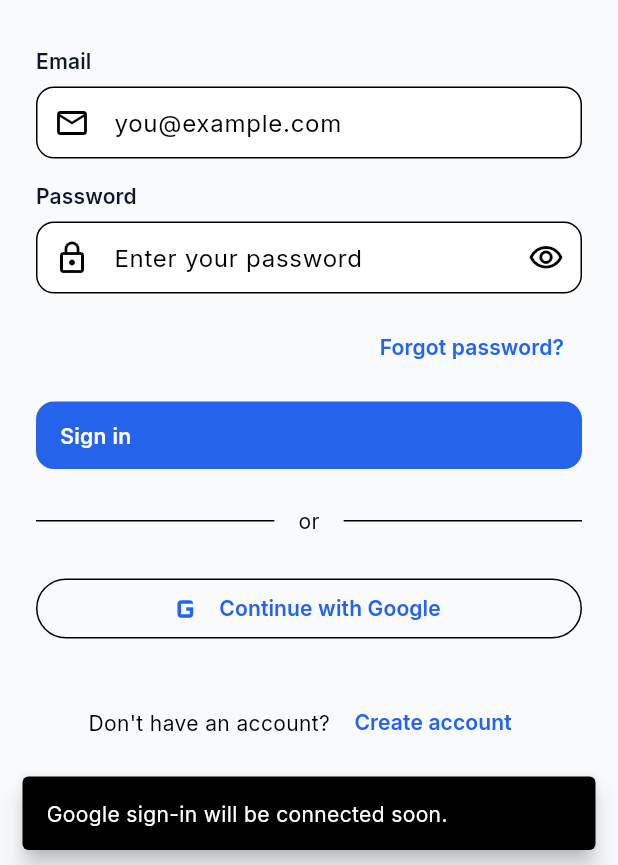
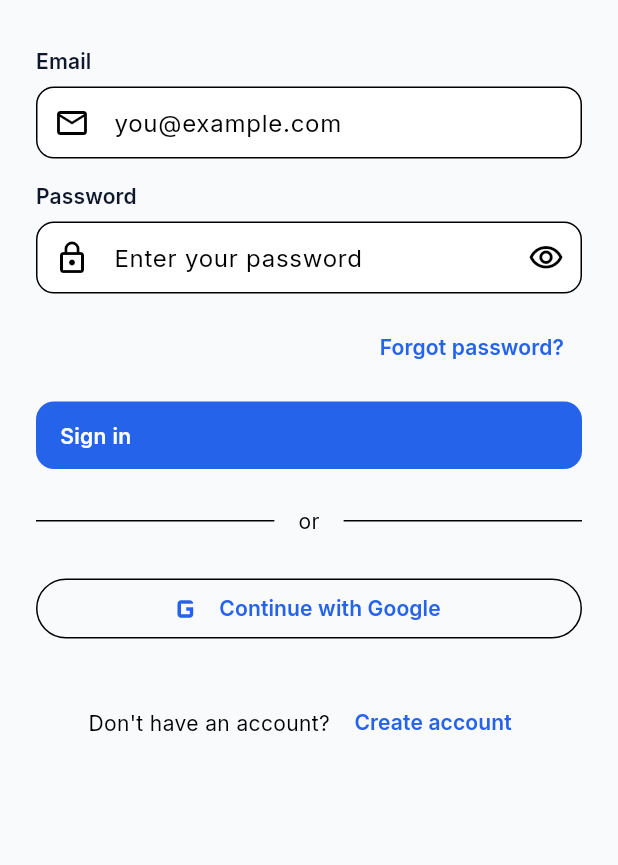
Before and after one commit to SumePort/sumeport, a Flutter app: the LoginPage screen opened by its route, after a tap on "Continue with Google", on a phone screen of 412 x 824 dp, the part 371-1236 px from its top. Run offline on Flutter 3.47's test engine with Material 3 defaults, Android fonts, the phone set to English and light mode, and no system bars; our stand-ins replace flutter_riverpod, go_router, google_fonts, shared_preferences, supabase_flutter; accounts and stored records are empty; network calls fail.

Commit message:
Connect login Google button

```diff
--- a/lib/features/auth/presentation/pages/login_page.dart
+++ b/lib/features/auth/presentation/pages/login_page.dart
@@ -97,7 +97,7 @@ class _LoginPageState extends ConsumerState<LoginPage> {
                     const SizedBox(height: 24),
                     Row(children: [Expanded(child: Divider(color: Theme.of(context).dividerColor)), Padding(padding: const EdgeInsets.symmetric(horizontal: 16), child: SumePortText('or', style: TextStyle(color: Theme.of(context).colorScheme.onSurfaceVariant))), Expanded(child: Divider(color: Theme.of(context).dividerColor))]),
                     const SizedBox(height: 24),
-                    OutlinedButton.icon(onPressed: isLoading ? null : () => _showMessage('Google sign-in will be connected soon.'), icon: const Icon(Icons.g_mobiledata, size: 28), label: const Text('Continue with Google')),
+                    OutlinedButton.icon(onPressed: isLoading ? null : () => ref.read(authProvider.notifier).signInWithGoogle(), icon: const Icon(Icons.g_mobiledata, size: 28), label: const Text('Continue with Google')),
                     const SizedBox(height: 28),
                     Row(mainAxisAlignment: MainAxisAlignment.center, children: [SumePortText("Don't have an account? ", style: TextStyle(color: Theme.of(context).colorScheme.onSurfaceVariant)), TextButton(onPressed: isLoading ? null : () => context.go('/signup'), child: const Text('Create account'))]),
                     const SizedBox(height: 24),
```
